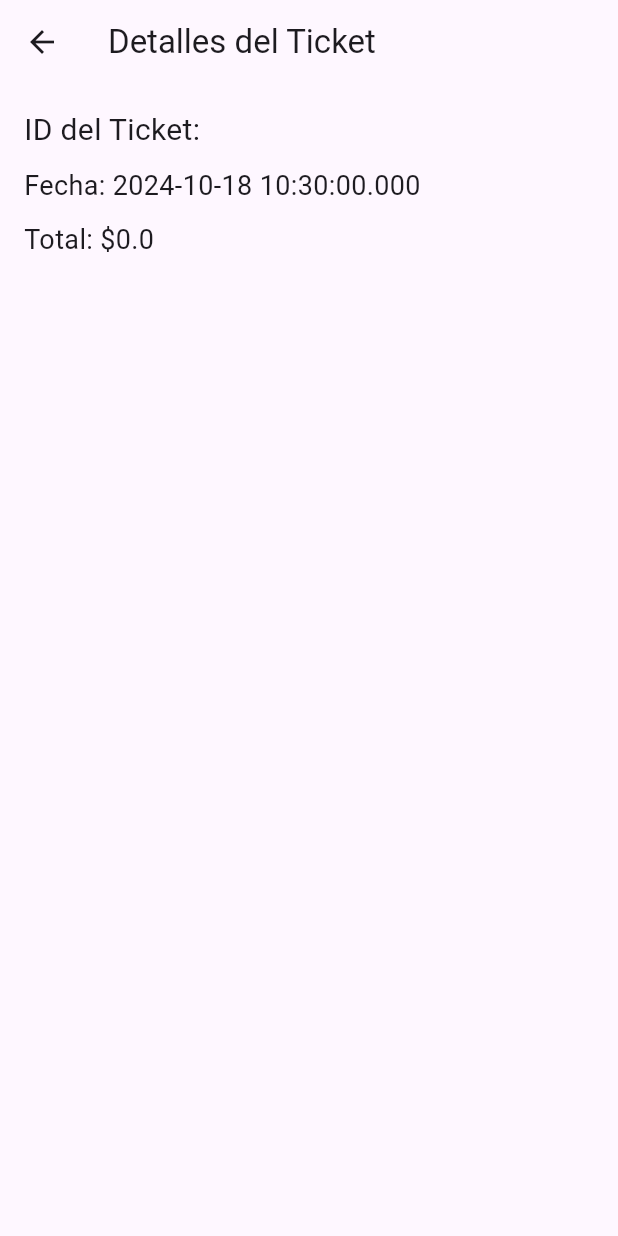
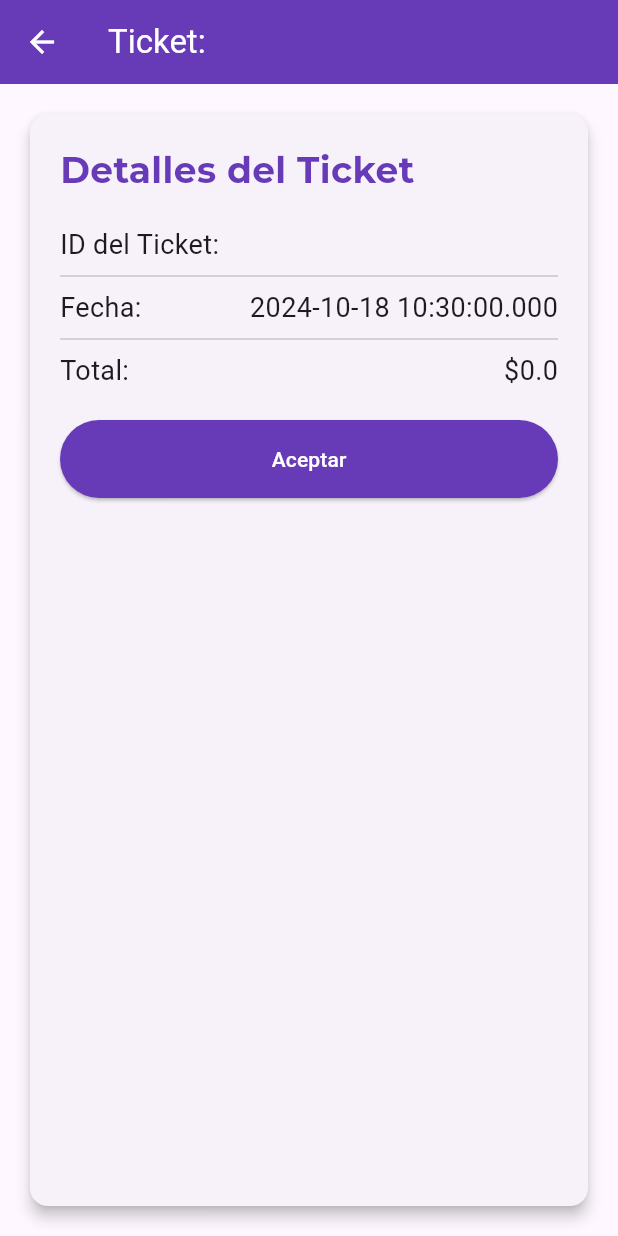
Before and after one commit to Jesp11/pos, a Flutter app: the TicketDetailScreen screen opened directly with empty values, on a phone screen of 412 x 824 dp. Run offline on Flutter 3.47's test engine with Material 3 defaults, Android fonts, the phone set to English and light mode, and no system bars; our stand-ins replace font_awesome_flutter, google_fonts, hive, hive_flutter; accounts and stored records are empty.

Commit message:
generation ticket

```diff
--- a/lib/screens/dashboard/dashboard_screen.dart
+++ b/lib/screens/dashboard/dashboard_screen.dart
@@ -3,6 +3,7 @@ import 'package:pos/components/cards/dashboard_card.dart';
 import 'package:pos/screens/inventory/inventory_screen.dart';
 import 'package:pos/screens/products/product_screen.dart';
 import 'package:pos/screens/report/ticket_screen.dart';
+import 'package:pos/screens/sales/sales_screen.dart';
 import 'package:pos/screens/suppliers/supplier_screen.dart';
 import '../categories/category_screen.dart';
 import 'package:font_awesome_flutter/font_awesome_flutter.dart';
@@ -12,7 +13,7 @@ class DashboardScreen extends StatelessWidget {
 
   final List<Map<String, dynamic>> cards = [
     {'title': 'Tickets', 'icon': FontAwesomeIcons.fileLines, 'number': 1, 'screen': TicketScreen()},
-    {'title': 'Sales Screen', 'icon': FontAwesomeIcons.cartShopping, 'number': 2},
+    {'title': 'Sales Screen', 'icon': FontAwesomeIcons.cartShopping, 'number': 2, 'screen': SalesScreen()},
     {'title': 'Products', 'icon': FontAwesomeIcons.boxOpen, 'number': 3, 'screen': ProductScreen()},
     {'title': 'Categories', 'icon': FontAwesomeIcons.tags, 'number': 4, 'screen': CategoryScreen()},
     {'title': 'Store', 'icon': FontAwesomeIcons.store, 'number': 5, 'screen': InventoryScreen()},
--- a/lib/screens/report/ticket_detail_screen.dart
+++ b/lib/screens/report/ticket_detail_screen.dart
@@ -1,6 +1,6 @@
-// screens/ticket_detail_screen.dart
 import 'package:flutter/material.dart';
 import 'package:pos/models/ticket.dart';
+import 'package:google_fonts/google_fonts.dart';
 
 class TicketDetailScreen extends StatelessWidget {
   final Ticket ticket;
@@ -11,21 +11,63 @@ class TicketDetailScreen extends StatelessWidget {
   Widget build(BuildContext context) {
     return Scaffold(
       appBar: AppBar(
-        title: Text('Detalles del Ticket ${ticket.ticketId}'),
+        title: Text('Ticket: ${ticket.ticketId}'),
+        backgroundColor: Colors.deepPurple,
+        foregroundColor: Colors.white,
       ),
       body: Padding(
         padding: const EdgeInsets.all(16.0),
-        child: Column(
-          crossAxisAlignment: CrossAxisAlignment.start,
-          children: [
-            Text('ID del Ticket: ${ticket.ticketId}', style: TextStyle(fontSize: 20)),
-            SizedBox(height: 10),
-            Text('Fecha: ${ticket.date}', style: TextStyle(fontSize: 18)),
-            SizedBox(height: 10),
-            Text('Total: \$${ticket.totalAmount}', style: TextStyle(fontSize: 18)),
-          ],
+        child: Card(
+          elevation: 4,
+          child: Padding(
+            padding: const EdgeInsets.all(20.0),
+            child: Column(
+              crossAxisAlignment: CrossAxisAlignment.start,
+              children: [
+                Text(
+                  'Detalles del Ticket',
+                  style: GoogleFonts.montserrat(
+                    fontSize: 24,
+                    fontWeight: FontWeight.bold,
+                    color: Colors.deepPurple,
+                  ),
+                ),
+                SizedBox(height: 20),
+                _buildDetailRow('ID del Ticket:', '${ticket.ticketId}'),
+                Divider(),
+                _buildDetailRow('Fecha:', '${ticket.date}'),
+                Divider(),
+                _buildDetailRow('Total:', '\$${ticket.totalAmount}'),
+                SizedBox(height: 20),
+                Center( // Centra el botón
+                  child: ElevatedButton(
+                    onPressed: () {
+                      Navigator.pop(context);
+                    },
+                    child: Text('Aceptar'),
+                    style: ElevatedButton.styleFrom(
+                      foregroundColor: Colors.white,
+                      backgroundColor: Colors.deepPurple,
+                      padding: EdgeInsets.symmetric(horizontal: 48, vertical: 16), // Aumentar padding horizontal
+                      minimumSize: Size(double.infinity, 50), // Botón más largo
+                    ),
+                  ),
+                ),
+              ],
+            ),
+          ),
         ),
       ),
     );
   }
+
+  Widget _buildDetailRow(String label, String value) {
+    return Row(
+      mainAxisAlignment: MainAxisAlignment.spaceBetween,
+      children: [
+        Text(label, style: TextStyle(fontSize: 18)),
+        Text(value, style: TextStyle(fontSize: 18)),
+      ],
+    );
+  }
 }
--- a/lib/services/ticket_services.dart
+++ b/lib/services/ticket_services.dart
@@ -20,9 +20,9 @@ class TicketService {
       );
 
       await ticketBox.add(ticket.toMap());
-      return true;
+      return true; // Registro exitoso
     } catch (e) {
-      return false;
+      return false; // Registro fallido
     }
   }
 
--- a/pubspec.yaml
+++ b/pubspec.yaml
@@ -13,6 +13,7 @@ dependencies:
   google_fonts: ^6.2.1
   hive: ^2.2.3
   hive_flutter: ^1.1.0
+  uuid: ^4.5.1
 
 dev_dependencies:
   flutter_test:
```
Also changed, not shown: lib/components/cards/ticket_card.dart (added, +35 -0 lines), lib/main.dart (+6 -5 lines), lib/screens/report/ticket_screen.dart (+5 -6 lines), lib/screens/sales/sale_datail_screen.dart (added, +148 -0 lines), lib/screens/sales/sales_screen.dart (added, +164 -0 lines), lib/utils/generar_id.dart (added, +24 -0 lines).
